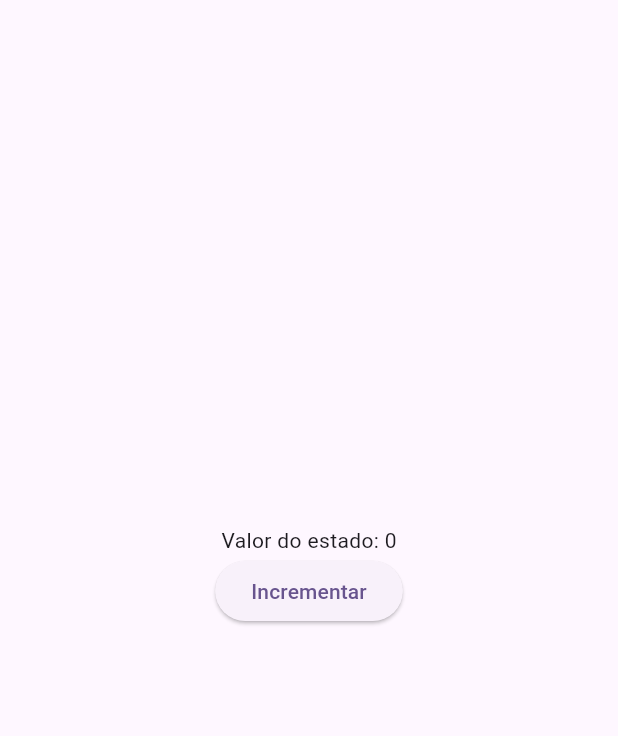
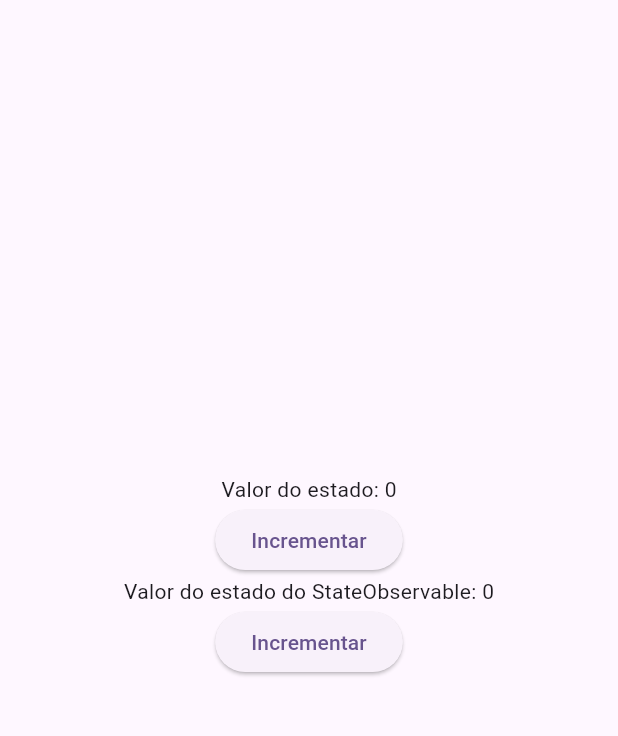
Before and after one commit to do5-5anto5/flutter_deep_state_manage, a Flutter app: the screen it shows after launch, on a phone screen of 412 x 824 dp, the part 84-820 px from its top. Run offline on Flutter 3.47's test engine with Material 3 defaults, Android fonts, the phone set to English and light mode, and no system bars.

Commit message:
feat: implement an unique state observation in main.dart

```diff
--- a/lib/main.dart
+++ b/lib/main.dart
@@ -1,5 +1,7 @@
 import 'package:flutter/material.dart';
 import 'package:flutter_deep_state_manage/classes/counter_state.dart';
+
+import 'controllers/state_observable.dart';
 
 void main() {
   runApp(const MyApp());
@@ -29,10 +31,12 @@ class MyHomePage extends StatefulWidget {
 
 class _MyHomePageState extends State<MyHomePage> {
   final counterState = CounterState();
+  final observableCounter = StateObservable(0);
 
   @override
   void initState() {
     counterState.addListener(callback);
+    observableCounter.addListener(callback);
     super.initState();
   }
 
@@ -57,7 +61,13 @@ class _MyHomePageState extends State<MyHomePage> {
                 counterState.increment();
               },
               child: Text('Incrementar'),
-            ),
+            ),Text('Valor do estado do StateObservable: ${observableCounter.state}'),
+            ElevatedButton(
+              onPressed: () {
+                observableCounter.state++;
+              },
+              child: Text('Incrementar'),
+            )
           ],
         ),
       ),
@@ -67,6 +77,7 @@ class _MyHomePageState extends State<MyHomePage> {
   @override
   void dispose() {
     counterState.removeListener(callback);
+    observableCounter.removeListener(callback);
     super.dispose();
   }
 }
```
